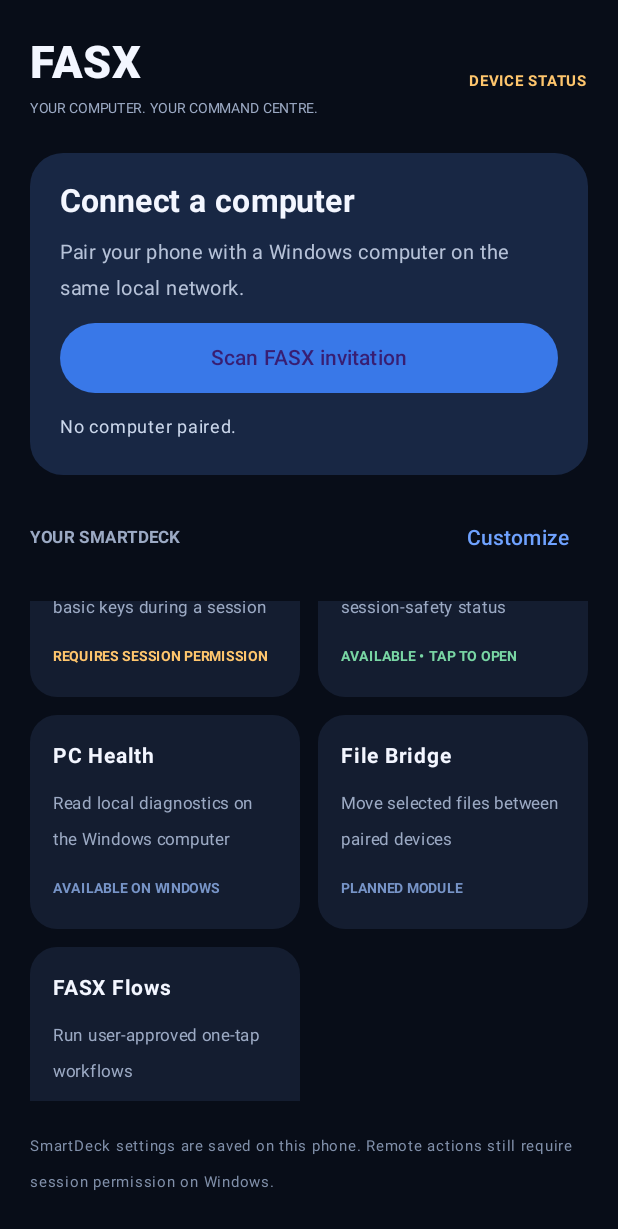
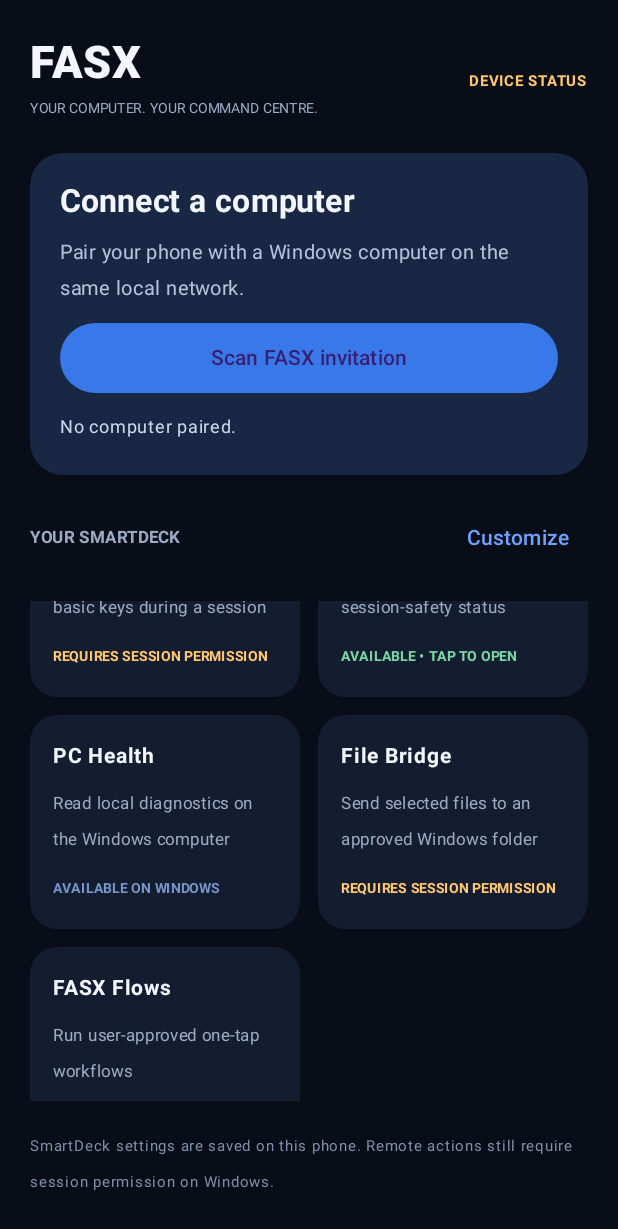
Before and after one commit to kidsanimationjoy-dotcom/fasx, an Android app built with Jetpack Compose: the screen it shows after launch (MainActivity), scrolled down 233 dp, on a phone screen of 412 x 824 dp. Shown: the top 1229 px of the screen. Run offline under Robolectric (Android 15) with nearby library versions, the phone set to English and light mode, and no system bars; libraries missing offline, so code that uses them is left out: com.google.mlkit.vision.

Commit message:
Wire Android File Bridge permission and document picker

```diff
--- a/apps/android/app/src/main/java/com/fasx/mobile/MainActivity.kt
+++ b/apps/android/app/src/main/java/com/fasx/mobile/MainActivity.kt
@@ -1,12 +1,17 @@
 package com.fasx.mobile
 
+import android.net.Uri
 import android.os.Bundle
+import android.provider.OpenableColumns
+import android.util.Base64
 import android.webkit.JavascriptInterface
 import android.webkit.WebView
 import android.webkit.WebViewClient
 import android.widget.Toast
 import androidx.activity.ComponentActivity
 import androidx.activity.compose.setContent
+import androidx.activity.result.ActivityResultLauncher
+import androidx.activity.result.contract.ActivityResultContracts
 import androidx.compose.foundation.clickable
 import androidx.compose.foundation.layout.Arrangement
 import androidx.compose.foundation.layout.Column
@@ -50,32 +55,42 @@ import com.google.mlkit.vision.codescanner.GmsBarcodeScanning
 import okhttp3.MediaType.Companion.toMediaType
 import okhttp3.OkHttpClient
 import okhttp3.Request
+import okhttp3.RequestBody.Companion.asRequestBody
 import okhttp3.RequestBody.Companion.toRequestBody
 import org.json.JSONObject
+import java.io.File
+import java.io.FileOutputStream
+import java.security.MessageDigest
 import java.time.Instant
+import java.util.UUID
 import java.util.concurrent.Executors
 
 class MainActivity : ComponentActivity() {
     private val networkExecutor = Executors.newSingleThreadExecutor()
+    private lateinit var filePickerLauncher: ActivityResultLauncher<Array<String>>
     private var uiStatus by mutableStateOf("No computer paired.")
     private var pendingInvite by mutableStateOf<PairingInvite?>(null)
     private var pendingViewInvite by mutableStateOf<ViewSessionInvite?>(null)
     private var activeViewInvite by mutableStateOf<ViewSessionInvite?>(null)
     private var viewOfferSdp by mutableStateOf<String?>(null)
     private var remoteControlAllowed by mutableStateOf(false)
+    private var fileTransferAllowed by mutableStateOf(false)
     private val deckCatalog = listOf(
         DeckModule("connect", "Connect computer", "Scan and pair a Windows computer", "READY"),
         DeckModule("remote", "Remote Desktop", "Request a screen session from a paired PC", "READY"),
         DeckModule("touchpad", "Touch Control", "Use approved touch and basic keys during a session", "PERMISSION"),
         DeckModule("security", "Security Shield", "See pairing and session-safety status", "READY"),
         DeckModule("pc-health", "PC Health", "Read local diagnostics on the Windows computer", "LOCAL"),
-        DeckModule("file-bridge", "File Bridge", "Move selected files between paired devices", "PLANNED"),
+        DeckModule("file-bridge", "File Bridge", "Send selected files to an approved Windows folder", "PERMISSION"),
         DeckModule("flows", "FASX Flows", "Run user-approved one-tap workflows", "PLANNED")
     )
     private var visibleDeckIds by mutableStateOf(deckCatalog.map { it.id })
 
     override fun onCreate(savedInstanceState: Bundle?) {
         super.onCreate(savedInstanceState)
+        filePickerLauncher = registerForActivityResult(ActivityResultContracts.OpenDocument()) { uri ->
+            if (uri != null) sendFileToComputer(uri)
+        }
         val preferences = getSharedPreferences("fasx-smartdeck", MODE_PRIVATE)
         val savedDeck = preferences.getString("visible_ids", null)
             ?.split("|")
@@ -90,6 +105,7 @@ class MainActivity : ComponentActivity() {
                     pendingViewInvite = pendingViewInvite,
                     viewOfferSdp = viewOfferSdp,
                     controlInputAllowed = remoteControlAllowed,
+                    fileTransferAllowed = fileTransferAllowed,
                     visibleDeckIds = visibleDeckIds,
                     deckModules = deckCatalog,
                     onSaveDeck = { ids ->
@@ -112,9 +128,15 @@ class MainActivity : ComponentActivity() {
                             "pc-health" -> updateUiStatus(
                                 "PC Health runs locally on Windows. Open the PC Health panel on your computer to read its diagnostics."
                             )
-                            "file-bridge" -> updateUiStatus(
-                                "File Bridge is not enabled yet. It will use user-selected files and a separate transfer permission."
-                            )
+                            "file-bridge" -> {
+                                if (activeViewInvite != null && fileTransferAllowed) {
+                                    filePickerLauncher.launch(arrayOf("*/*"))
+                                } else {
+                                    updateUiStatus(
+                                        "File Bridge requires the Windows owner to approve TransferFiles and select a destination folder for this session."
+                                    )
+                                }
+                            }
                             "flows" -> updateUiStatus(
                                 "FASX Flows is planned. Actions will use registered, user-approved steps rather than arbitrary commands."
                             )
@@ -122,6 +144,7 @@ class MainActivity : ComponentActivity() {
                         }
                     },
                     onSubmitViewAnswer = { sdp -> submitViewSessionAnswer(sdp) },
+                    onSendFile = { uri -> sendFileToComputer(uri) },
                     onRemoteViewStatus = { message -> updateUiStatus(message) },
                     onStopViewing = { stopViewing() },
                     onScanInvitation = { scanInvitation() },
@@ -366,6 +389,7 @@ class MainActivity : ComponentActivity() {
                                         activeViewInvite = invite
                                         viewOfferSdp = sdp
                                         remoteControlAllowed = offerResult.optBoolean("controlInputApproved", false)
+                                        fileTransferAllowed = offerResult.optBoolean("fileTransferApproved", false)
                                         uiStatus = if (remoteControlAllowed) {
                                             "Screen offer received. Windows approved view and limited input."
                                         } else {
@@ -457,6 +481,7 @@ class MainActivity : ComponentActivity() {
     private fun stopViewing() {
         viewOfferSdp = null
         remoteControlAllowed = false
+        fileTransferAllowed = false
         activeViewInvite = null
         uiStatus = "View-only connection closed on this phone."
     }
@@ -498,11 +523,13 @@ private fun FasxHome(
     pendingViewInvite: ViewSessionInvite?,
     viewOfferSdp: String?,
     controlInputAllowed: Boolean,
+    fileTransferAllowed: Boolean,
     visibleDeckIds: List<String>,
     deckModules: List<DeckModule>,
     onSaveDeck: (List<String>) -> Unit,
     onModuleSelected: (String) -> Unit,
     onSubmitViewAnswer: (String) -> Unit,
+    onSendFile: (Uri) -> Unit,
     onRemoteViewStatus: (String) -> Unit,
     onStopViewing: () -> Unit,
     onScanInvitation: () -> Unit,
```
